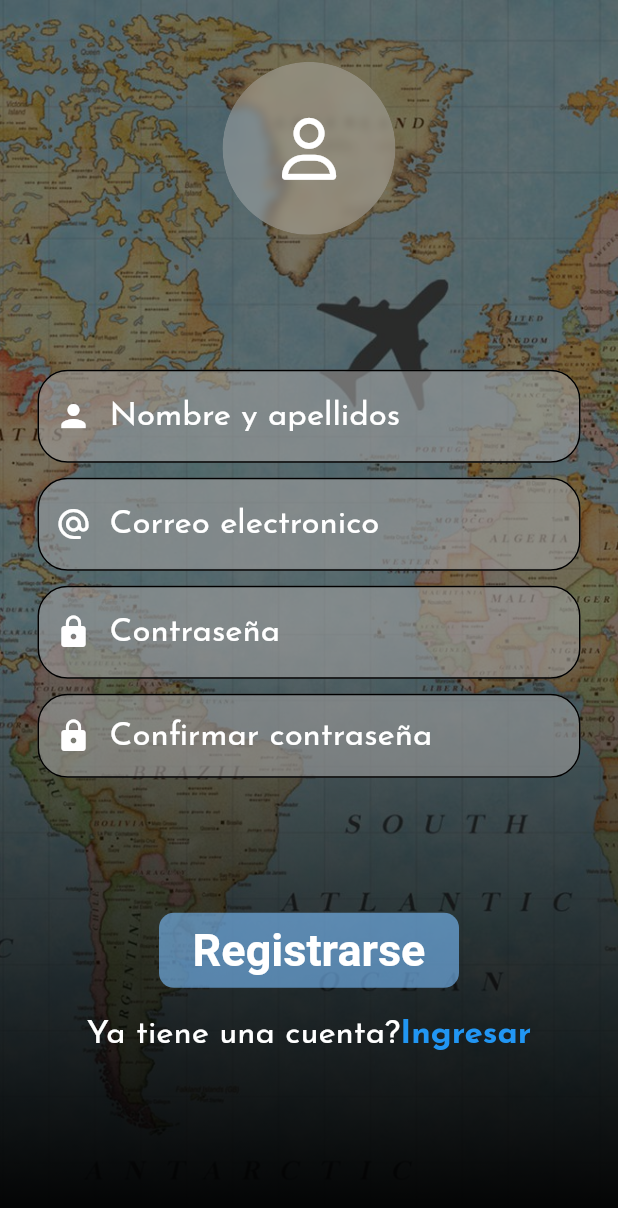
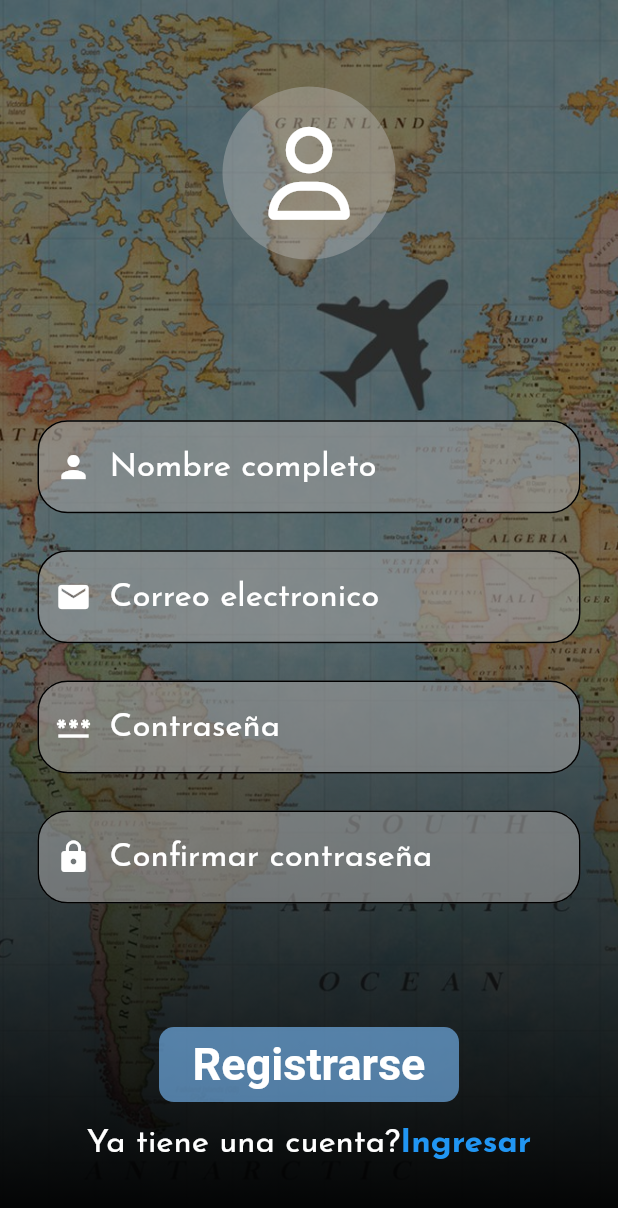
Before and after one commit to paullcv/TurismoInteligente_AppMovil, a Flutter app: the CreateNewAccount screen opened directly, on a phone screen of 412 x 824 dp. Shown: the top 1208 px of the screen. Run offline on Flutter 3.47's test engine with Material 2 defaults, Android fonts, the phone set to English and light mode, and no system bars; our stand-ins replace curved_navigation_bar, font_awesome_flutter, google_fonts, shared_preferences; accounts and stored records are empty.

Commit message:
Apis de login y registro

```diff
--- a/lib/routes/rutas-menu.dart
+++ b/lib/routes/rutas-menu.dart
@@ -2,6 +2,8 @@
 
 import 'package:flutter/material.dart';
 import 'package:turismo/screens/Inicio-screens/inicio.dart';
+import 'package:turismo/screens/Inicio-screens/mis-paquetes.dart';
+import 'package:turismo/screens/Inicio-screens/perfil.dart';
 
 class Rutas extends StatelessWidget {
   final int index;
@@ -11,8 +13,8 @@ class Rutas extends StatelessWidget {
   Widget build(BuildContext context) {
     List<Widget> ListaW = [
       const Inicio(),
-      //const MisPaquetes(),
-      //const Perfil(),
+      const MisPaquetes(),
+      Perfil(),
     ];
     return ListaW[index];
   }
--- a/lib/screens/Inicio-screens/menu.dart
+++ b/lib/screens/Inicio-screens/menu.dart
@@ -3,6 +3,7 @@
 import 'package:flutter/material.dart';
 import 'package:turismo/routes/rutas-menu.dart';
 import 'package:turismo/widgets/bottom-nav.dart';
+import 'package:turismo/widgets/curved-bottom-nav.dart';
 
 class Menu extends StatefulWidget {
   const Menu({Key? key}) : super(key: key);
@@ -14,10 +15,11 @@ class Menu extends StatefulWidget {
 class _InicioState extends State<Menu> {
   int index = 0;
   BottNav? botnavbar;
+  BottomNavBar? curvbot;
 
   @override
   void initState() {
-    botnavbar = BottNav(currentIndex: (i) {
+    curvbot = BottomNavBar(currentIndex: (i) {
       setState(() {
         index = i;
       });
@@ -28,7 +30,7 @@ class _InicioState extends State<Menu> {
   @override
   Widget build(BuildContext context) {
     return Scaffold(
-      bottomNavigationBar: botnavbar,
+      bottomNavigationBar: curvbot,
       body: Rutas(index: index),
     );
   }
--- a/lib/screens/login-screens/create-new-account.dart
+++ b/lib/screens/login-screens/create-new-account.dart
@@ -1,11 +1,12 @@
 // ignore_for_file: file_names, deprecated_member_use
-import 'dart:ui';
+import 'dart:convert';
+
 import 'package:flutter/material.dart';
 import 'package:font_awesome_flutter/font_awesome_flutter.dart';
+import 'package:http/http.dart' as http;
+import 'package:turismo/palette.dart';
 import 'package:turismo/screens/Inicio-screens/menu.dart';
 import 'package:turismo/widgets/background-images.dart';
-import '../../palette.dart';
-import 'package:http/http.dart' as http;
 
 class CreateNewAccount extends StatelessWidget {
   const CreateNewAccount({Key? key}) : super(key: key);
@@ -27,48 +28,33 @@ class CreateNewAccount extends StatelessWidget {
         Scaffold(
           backgroundColor: Colors.transparent,
           body: SingleChildScrollView(
-            child: Column(
+            child: Stack(
               children: [
-                SizedBox(
-                  height: size.width * 0.1,
-                ),
-                Stack(
+                Column(
                   children: [
-                    Center(
-                      child: ClipOval(
-                        child: BackdropFilter(
-                          filter: ImageFilter.blur(sigmaX: 3, sigmaY: 3),
+                    Padding(
+                      padding: EdgeInsets.only(top: size.height * 0.07),
+                      child: Center(
                         child: CircleAvatar(
                           radius: size.width * 0.14,
-                            backgroundColor: Colors.grey[400]!.withOpacity(
-                              0.4,
-                            ),
+                          backgroundColor: Colors.grey[400]!.withOpacity(0.4),
                           child: Icon(
                             FontAwesomeIcons.user,
                             color: Colors.white,
-                              size: size.width * 0.1,
+                            size: size.width * 0.15,
                           ),
                         ),
                       ),
                     ),
-                    ),
-                  ],
-                ),
-                const SizedBox(height: 90),
+                    SizedBox(height: size.height * 0.13),
                     Padding(
                       padding: const EdgeInsets.symmetric(horizontal: 25),
                       child: Form(
                         key: _formkey,
-                    child: SingleChildScrollView(
                         child: Column(
+                          crossAxisAlignment: CrossAxisAlignment.start,
                           children: [
                             TextFormField(
-                            validator: (value) {
-                              if (value!.isEmpty) {
-                                return "Ingrese su nombre completo";
-                              }
-                              return null;
-                            },
                               autocorrect: false,
                               style: const TextStyle(
                                 color: Colors.white,
@@ -84,7 +70,7 @@ class CreateNewAccount extends StatelessWidget {
                                 focusedBorder: OutlineInputBorder(
                                   borderRadius: BorderRadius.circular(20),
                                 ),
-                              labelText: "Nombre y apellidos",
+                                labelText: "Nombre completo",
                                 labelStyle: const TextStyle(
                                   color: Colors.white,
                                   fontSize: 22,
@@ -100,13 +86,49 @@ class CreateNewAccount extends StatelessWidget {
                                   fontSize: 22,
                                 ),
                               ),
-                            onChanged: (value) => _nombre = value,
-                          ),
-                          const SizedBox(height: 10),
-                          TextFormField(
                               validator: (value) {
                                 if (value!.isEmpty) {
-                                return "Ingrese su correo electronico";
+                                  return "Ingrese su nombre";
+                                }
+                                return null;
+                              },
+                            ),
+                            SizedBox(height: size.height * 0.03),
+                            TextFormField(
+                              autocorrect: false,
+                              style: const TextStyle(
+                                color: Colors.white,
+                                fontSize: 22,
+                              ),
+                              keyboardType: TextInputType.text,
+                              decoration: InputDecoration(
+                                filled: true,
+                                fillColor: Colors.grey.withOpacity(0.6),
+                                enabledBorder: OutlineInputBorder(
+                                  borderRadius: BorderRadius.circular(20),
+                                ),
+                                focusedBorder: OutlineInputBorder(
+                                  borderRadius: BorderRadius.circular(20),
+                                ),
+                                labelText: "Correo electronico",
+                                labelStyle: const TextStyle(
+                                  color: Colors.white,
+                                  fontSize: 22,
+                                ),
+                                prefixIcon: const Icon(
+                                  Icons.mail,
+                                  color: Colors.white,
+                                ),
+                                errorBorder: OutlineInputBorder(
+                                  borderRadius: BorderRadius.circular(20),
+                                ),
+                                errorStyle: const TextStyle(
+                                  fontSize: 22,
+                                ),
+                              ),
+                              validator: (value) {
+                                if (value!.isEmpty) {
+                                  return "Ingrese su correo";
                                 }
                                 if (!RegExp(
                                         "^[a-zA-Z0-9+_.-]+@[a-zA-Z0-9.-]+.[a-z]")
@@ -115,6 +137,10 @@ class CreateNewAccount extends StatelessWidget {
                                 }
                                 return null;
                               },
+                            ),
+                            SizedBox(height: size.height * 0.03),
+                            TextFormField(
+                              controller: _contra,
                               autocorrect: false,
                               style: const TextStyle(
                                 color: Colors.white,
@@ -130,13 +156,13 @@ class CreateNewAccount extends StatelessWidget {
                                 focusedBorder: OutlineInputBorder(
                                   borderRadius: BorderRadius.circular(20),
                                 ),
-                              labelText: "Correo electronico",
+                                labelText: "Contraseña",
                                 labelStyle: const TextStyle(
                                   color: Colors.white,
                                   fontSize: 22,
                                 ),
                                 prefixIcon: const Icon(
-                                Icons.alternate_email_rounded,
+                                  Icons.password,
                                   color: Colors.white,
                                 ),
                                 errorBorder: OutlineInputBorder(
@@ -146,70 +172,22 @@ class CreateNewAccount extends StatelessWidget {
                                   fontSize: 22,
                                 ),
                               ),
-                            onChanged: (value) => _correo = value,
-                          ),
-                          const SizedBox(height: 10),
-                          TextFormField(
-                            controller: _contra,
                               validator: (value) {
                                 if (value!.isEmpty) {
                                   return "Ingrese una contraseña";
                                 }
                                 return null;
                               },
-                            obscureText: true,
-                            obscuringCharacter: '*',
+                            ),
+                            SizedBox(height: size.height * 0.03),
+                            TextFormField(
+                              controller: _confcontra,
                               autocorrect: false,
                               style: const TextStyle(
                                 color: Colors.white,
                                 fontSize: 22,
                               ),
-                            keyboardType: TextInputType.visiblePassword,
-                            decoration: InputDecoration(
-                              filled: true,
-                              fillColor: Colors.grey.withOpacity(0.6),
-                              enabledBorder: OutlineInputBorder(
-                                borderRadius: BorderRadius.circular(20),
-                              ),
-                              focusedBorder: OutlineInputBorder(
-                                borderRadius: BorderRadius.circular(20),
-                              ),
-                              labelText: "Contraseña",
-                              labelStyle: const TextStyle(
-                                color: Colors.white,
-                                fontSize: 22,
-                              ),
-                              prefixIcon: const Icon(
-                                Icons.lock,
-                                color: Colors.white,
-                              ),
-                              errorBorder: OutlineInputBorder(
-                                borderRadius: BorderRadius.circular(20),
-                              ),
-                              errorStyle: const TextStyle(
-                                fontSize: 22,
-                              ),
-                            ),
-                          ),
-                          const SizedBox(height: 10),
-                          TextFormField(
-                            controller: _confcontra,
-                            validator: (value) {
-                              if (value!.isEmpty) {
-                                return "Ingrese una contraseña";
-                              }
-                              if (_contra.text != _confcontra.text) {
-                                return "Las contraseñas no coinciden";
-                              }
-                              return null;
-                            },
-                            autocorrect: false,
-                            obscureText: true,
-                            obscuringCharacter: '*',
-                            style: const TextStyle(
-                              color: Colors.white,
-                            ),
-                            keyboardType: TextInputType.visiblePassword,
+                              keyboardType: TextInputType.text,
                               decoration: InputDecoration(
                                 filled: true,
                                 fillColor: Colors.grey.withOpacity(0.6),
@@ -235,9 +213,19 @@ class CreateNewAccount extends StatelessWidget {
                                   fontSize: 22,
                                 ),
                               ),
+                              validator: (value) {
+                                if (value!.isEmpty) {
+                                  return "Ingrese una contraseña";
+                                }
+                                if (_contra.text != _confcontra.text) {
+                                  return "Las contraseñas no coinciden";
+                                }
+                                return null;
+                              },
                             ),
-                          const SizedBox(height: 90),
-                          FlatButton(
+                            SizedBox(height: size.height * 0.1),
+                            Center(
+                              child: FlatButton(
                                 shape: RoundedRectangleBorder(
                                   borderRadius: BorderRadius.circular(10),
                                 ),
@@ -255,12 +243,13 @@ class CreateNewAccount extends StatelessWidget {
                                 textColor: Colors.white,
                                 onPressed: () {
                                   if (_formkey.currentState!.validate()) {
-                                register(
-                                    _nombre, _correo, _contra.text, context);
+                                    register(_nombre, _correo, _contra.text,
+                                        context);
                                   }
                                 },
                               ),
-                          const SizedBox(height: 20),
+                            ),
+                            SizedBox(height: size.height * 0.02),
                             Row(
                               mainAxisAlignment: MainAxisAlignment.center,
                               children: [
@@ -281,16 +270,16 @@ class CreateNewAccount extends StatelessWidget {
                                 ),
                               ],
                             ),
-                          const SizedBox(height: 20),
                           ],
-                      ),
                         ),
                       ),
                     )
                   ],
                 ),
+              ],
             ),
-        )
+          ),
+        ),
       ],
     );
   }
@@ -298,11 +287,20 @@ class CreateNewAccount extends StatelessWidget {
 
 Future<String?> register(
     String _nombre, String _correo, String _contra, context) async {
-  String _baseUrl = "192.168.0.8:8090";
-  final url = Uri.http(_baseUrl, '/api/auth/register',
-      {'name': _nombre, 'email': _correo, 'password': _contra});
-  final resp = await http.post(url);
-  if (resp.body.isNotEmpty) {
+  // String _baseUrl = "192.168.0.8:8090";
+  // final url = Uri.http(_baseUrl, '/api/auth/register',
+  //     {'name': _nombre, 'email': _correo, 'password': _contra});
+  // final resp = await http.post(url);
+  final url = Uri.parse("http://192.168.0.8:8090/api/auth/register");
+  final resp = await http.post(url,
+      body: {'name': _nombre, 'email': _correo, 'password': _contra});
+  if (resp.statusCode == 200) {
+    // print(resp.bodyBytes);
+    // String body = utf8.decode(resp.bodyBytes);
+    // print(body);
+    // final datos = jsonDecode(body);
+    // print(datos);
+    //guardarDatos(datos['name'], datos['email']);
     Navigator.push(context, MaterialPageRoute(builder: (_) => const Menu()));
   }
   return null;
--- a/pubspec.yaml
+++ b/pubspec.yaml
@@ -30,7 +30,6 @@ dependencies:
   flutter:
     sdk: flutter
 
-
   # The following adds the Cupertino Icons font to your application.
   # Use with the CupertinoIcons class for iOS style icons.
   cupertino_icons: ^1.0.2
@@ -38,6 +37,8 @@ dependencies:
   google_fonts: ^2.3.2
   font_awesome: ^5.10.1
   font_awesome_flutter: ^10.1.0
+  curved_navigation_bar: ^1.0.3
+  shared_preferences: ^2.0.15
 
 dev_dependencies:
   flutter_test:
```
Also changed, not shown: lib/screens/Inicio-screens/actualizar-perfil.dart (added, +244 -0 lines), lib/screens/Inicio-screens/mis-paquetes.dart (+28 -0 lines), lib/screens/Inicio-screens/perfil.dart (+150 -0 lines), lib/screens/login-screens/login-page.dart (+12 -5 lines), lib/widgets/curved-bottom-nav.dart (added, +41 -0 lines), pubspec.lock. Lines whose indentation alone changed are shown as unchanged.
